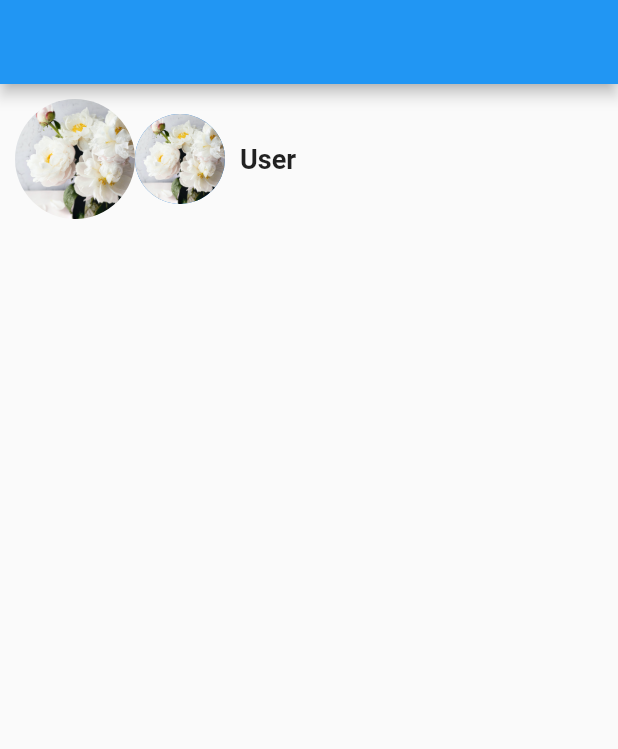
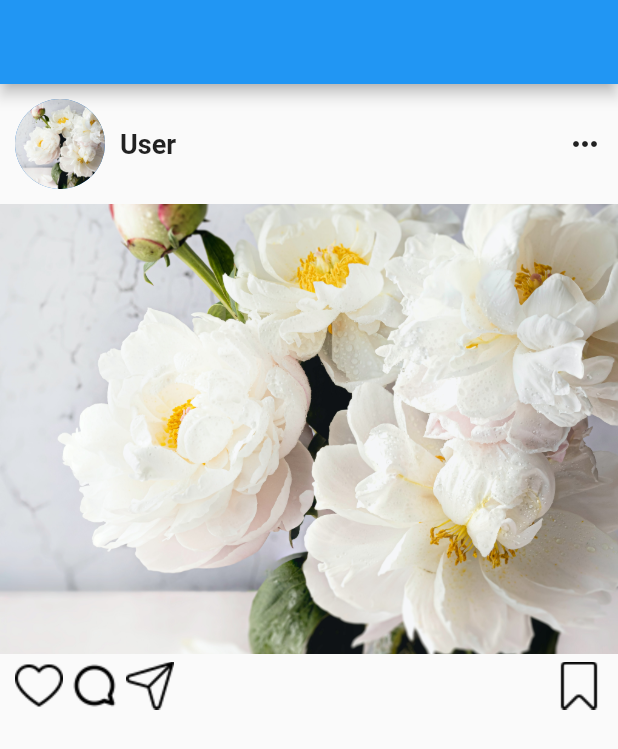
Before and after one commit to shadysamara/gsg_ui2022, a Flutter app: the screen it shows after launch, on a phone screen of 412 x 824 dp. Shown: the top 749 px of the screen. Run offline on Flutter 3.47's test engine with Material 2 defaults, Android fonts, the phone set to English and light mode, and no system bars.

Commit message:
instegram2

```diff
--- a/lib/instegram/instegram_feed.dart
+++ b/lib/instegram/instegram_feed.dart
@@ -11,16 +11,16 @@ class InstegramFeed extends StatelessWidget {
         children: [
           Container(
             margin: EdgeInsets.all(10),
-            child: Row(children:  [
-                          Container(
-                height: 80,
-                width: 80,
-                decoration: BoxDecoration(
-                    shape: BoxShape.circle,
-                    image: DecorationImage(
-                        fit: BoxFit.cover,
-                        image: AssetImage('assets/images/flower.jpg'))),
-              ),
+            child: Row(children: const [
+              //             Container(
+              //   height: 80,
+              //   width: 80,
+              //   decoration: BoxDecoration(
+              //       shape: BoxShape.circle,
+              //       image: DecorationImage(
+              //           fit: BoxFit.cover,
+              //           image: AssetImage('assets/images/flower.jpg'))),
+              // ),
               CircleAvatar(
                 radius: 30,
 
@@ -30,9 +30,34 @@ class InstegramFeed extends StatelessWidget {
               Text('User',
               style: TextStyle(
                 fontSize: 18,
-                fontWeight: FontWeight.bold),)
+                fontWeight: FontWeight.bold),),
+               Spacer(),
+               Icon(Icons.more_horiz_rounded)
             ]),
           )
+        ,Container(
+          color: Colors.red,
+          height: 300,
+        width: 10000,
+        child: Image.asset('assets/images/flower.jpg',
+        fit: BoxFit.cover,
+
+        ),)
+       , Container(child:
+       Container(
+         margin: EdgeInsets.symmetric(horizontal: 10,vertical: 5),
+         child: Row(children: [
+           Image.asset('assets/icons/like.png'),
+           const SizedBox(width: 5,),
+           Image.asset('assets/icons/comment.png'),
+            const SizedBox(
+                  width: 5,
+                ),
+           Image.asset('assets/icons/share.png'),
+           const Spacer(),
+           Image.asset('assets/icons/save.png'),
+         ],),
+       ))
         ],
       ),);
   }
```
Also changed, not shown: assets/icons/comment.png (added), assets/icons/like.png (added), assets/icons/love.png (deleted), assets/icons/save.png (added), assets/icons/share.png (added).
